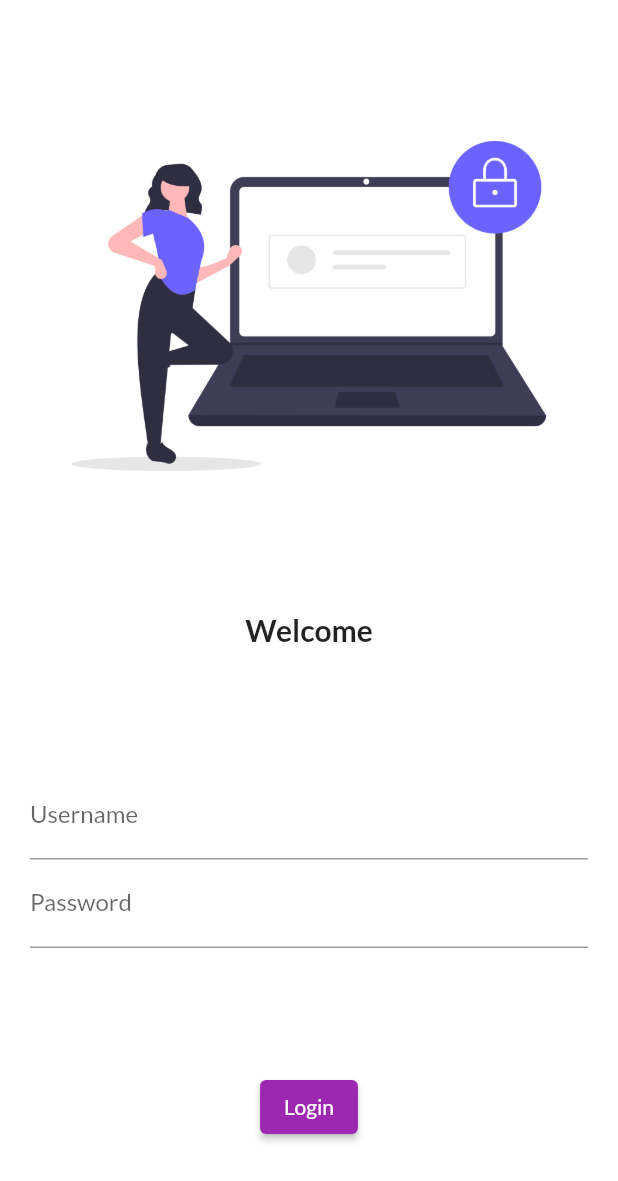
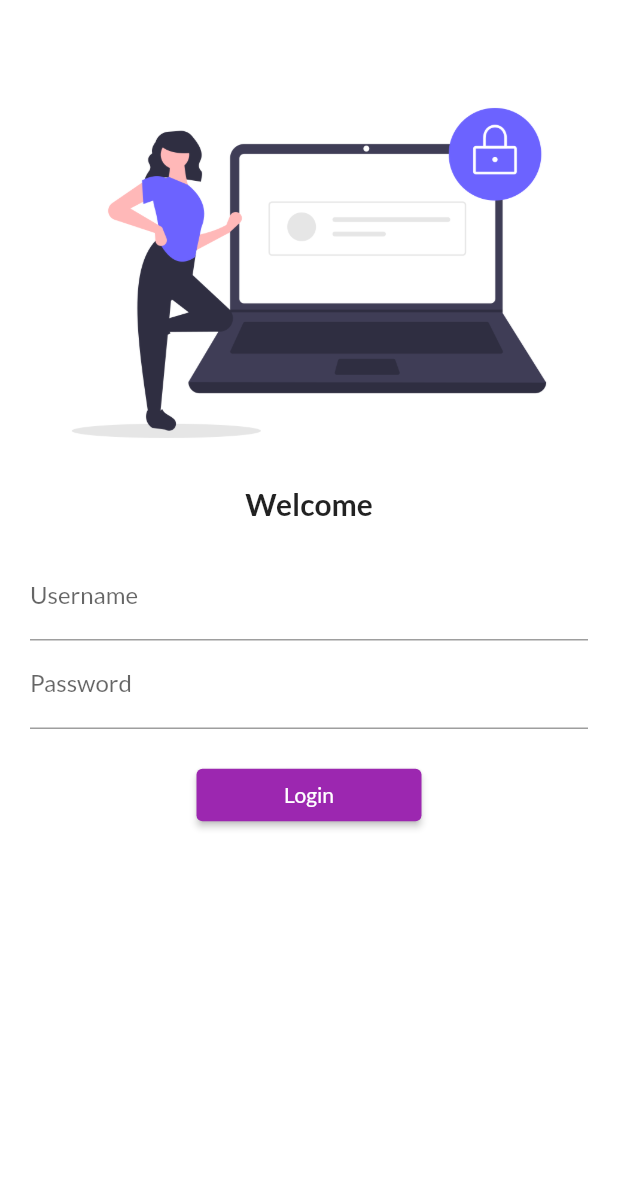
Before and after one commit to 15ucs025/FlutterCatalogApp, a Flutter app: the screen it shows after launch, on a phone screen of 412 x 824 dp. Shown: the top 1181 px of the screen. Run offline on Flutter 3.47's test engine with Material 2 defaults, Android fonts, the phone set to English and light mode, and no system bars; our stand-ins replace google_fonts.

Commit message:
completed day 5

```diff
--- a/lib/main.dart
+++ b/lib/main.dart
@@ -1,4 +1,5 @@
 import 'package:flutter/material.dart';
+import 'package:flutter_catalog/utils/routes.dart';
 import 'pages/home_page.dart';
 
 import 'pages/login_page.dart';
@@ -24,8 +25,8 @@ class MyApp extends StatelessWidget {
       initialRoute: "/login",
       routes: {
         "/": (context) => LoginPage(),
-        "/home": (context) => HomePage(),
-        "/login": (context) => LoginPage()
+        MyRoutes.home: (context) => HomePage(),
+        MyRoutes.login: (context) => LoginPage()
       },
     );
   }
--- a/lib/pages/login_page.dart
+++ b/lib/pages/login_page.dart
@@ -1,4 +1,5 @@
 import 'package:flutter/material.dart';
+import 'package:flutter_catalog/utils/routes.dart';
 
 class LoginPage extends StatelessWidget {
   const LoginPage({Key? key}) : super(key: key);
@@ -7,9 +8,13 @@ class LoginPage extends StatelessWidget {
   Widget build(BuildContext context) {
     return Material(
         color: Colors.white,
+        child: SingleChildScrollView(
           child: Column(
             mainAxisAlignment: MainAxisAlignment.spaceEvenly,
             children: [
+              SizedBox(
+                height: 40,
+              ),
               Image.asset(
                 "assets/images/login_image.png",
                 fit: BoxFit.cover,
@@ -41,10 +46,13 @@ class LoginPage extends StatelessWidget {
               ),
               ElevatedButton(
                 onPressed: () {
-                  print("Login Button pressed");
+                  Navigator.pushNamed(context, MyRoutes.home);
                 },
-                child: Text("Login"))
+                child: Text("Login"),
+                style: ElevatedButton.styleFrom(minimumSize: Size(150, 35)),
+              )
             ],
+          ),
         ));
   }
 }
--- /dev/null
+++ b/lib/utils/routes.dart
@@ -0,0 +1,4 @@
+class MyRoutes {
+  static var home = "/home";
+  static var login = "/login";
+}
```
Lines whose indentation alone changed are shown as unchanged.
